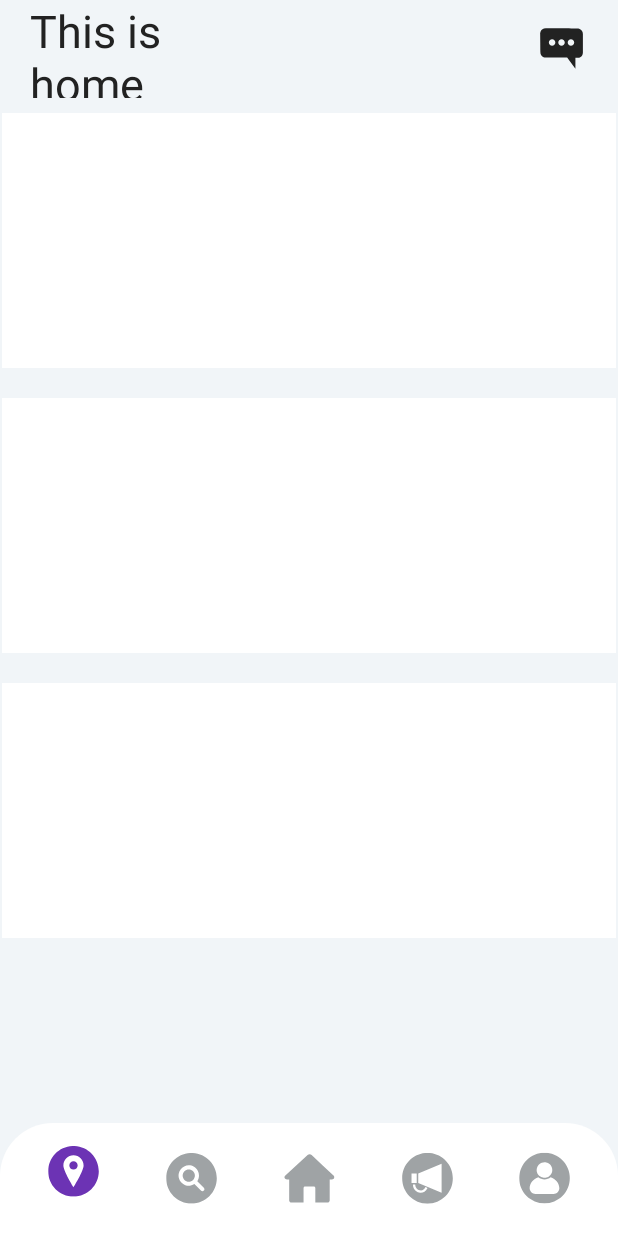
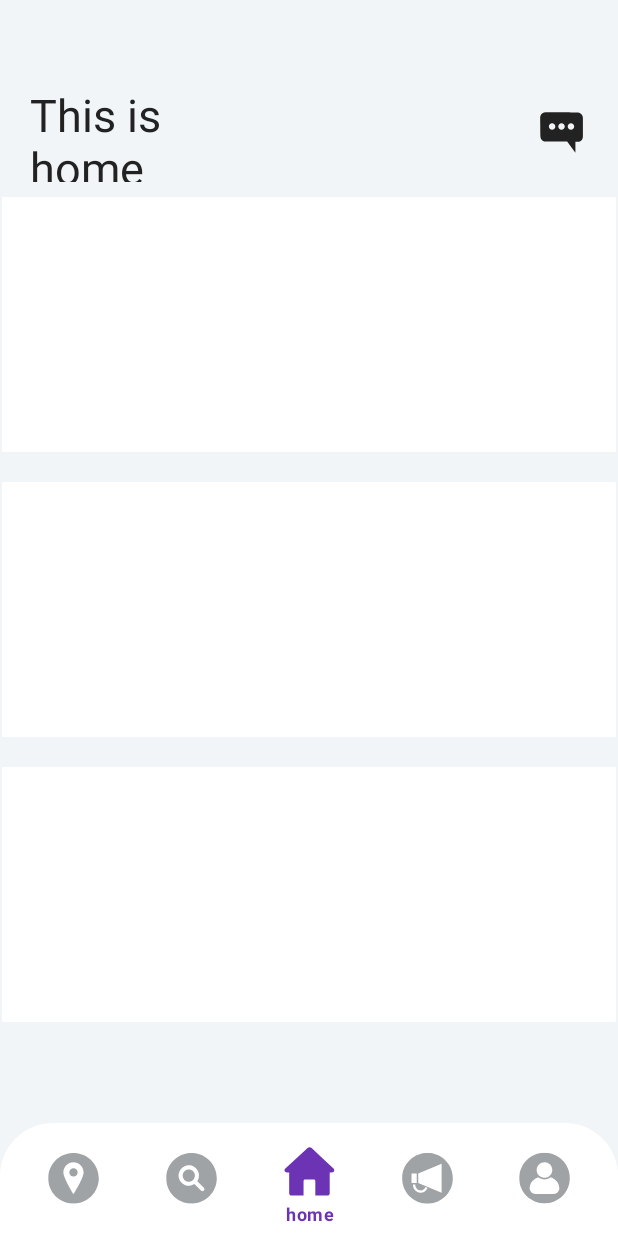
Before and after one commit to H89031/Pawprints_Project, an Android app: the Navigation screen opened directly, with no data from a screen before it, on a phone screen of 412 x 824 dp. Run offline under Robolectric (Android 15) with nearby library versions, the phone set to English and light mode, and no system bars; our stand-ins replace navigation-ui; Roboto replaces fonts that are not available here.

Commit message:
Menu Fragments

```diff
--- a/app/src/main/java/com/example/pawprints/Navigation.kt
+++ b/app/src/main/java/com/example/pawprints/Navigation.kt
@@ -1,28 +1,29 @@
 package com.example.pawprints
 
 import android.os.Bundle
-import androidx.activity.enableEdgeToEdge
-import com.google.android.material.bottomnavigation.BottomNavigationView
 import androidx.appcompat.app.AppCompatActivity
-import androidx.core.view.ViewCompat
-import androidx.core.view.WindowInsetsCompat
 import androidx.navigation.findNavController
-import androidx.navigation.ui.AppBarConfiguration
-import androidx.navigation.ui.setupActionBarWithNavController
+import androidx.navigation.fragment.NavHostFragment
 import androidx.navigation.ui.setupWithNavController
 import com.example.pawprints.databinding.ActivityNavigationBinding
+import com.google.android.material.bottomnavigation.BottomNavigationView
 
 class Navigation : AppCompatActivity() {
+
+
+    private lateinit var binding: ActivityNavigationBinding
+
     override fun onCreate(savedInstanceState: Bundle?) {
         super.onCreate(savedInstanceState)
-        enableEdgeToEdge()
-        setContentView(R.layout.activity_navigation)
+        binding = ActivityNavigationBinding.inflate(layoutInflater)
+        setContentView(binding.root)
 
-        ViewCompat.setOnApplyWindowInsetsListener(findViewById(R.id.container)) { v, insets ->
-            val systemBars = insets.getInsets(WindowInsetsCompat.Type.systemBars())
-            v.setPadding(systemBars.left, systemBars.top, systemBars.right, systemBars.bottom)
-            insets
-        }
+        val navView: BottomNavigationView = binding.navView
+        val navHostFragment =
+            supportFragmentManager.findFragmentById(R.id.nav_host_fragment_activity_navigation) as NavHostFragment
+        val navController = navHostFragment.navController
+        // Passing each menu ID as a set of Ids because each
+        // menu should be considered as top level destinations.
+        navView.setupWithNavController(navController)
     }
-
 }
--- a/app/src/main/res/layout/activity_navigation.xml
+++ b/app/src/main/res/layout/activity_navigation.xml
@@ -1,7 +1,6 @@
 <?xml version="1.0" encoding="utf-8"?>
 <androidx.constraintlayout.widget.ConstraintLayout xmlns:android="http://schemas.android.com/apk/res/android"
     xmlns:app="http://schemas.android.com/apk/res-auto"
-    xmlns:tools="http://schemas.android.com/tools"
     android:id="@+id/container"
     android:layout_width="match_parent"
     android:layout_height="match_parent"
--- a/app/src/main/res/menu/bottom_nav_menu.xml
+++ b/app/src/main/res/menu/bottom_nav_menu.xml
@@ -2,34 +2,34 @@
 <menu xmlns:android="http://schemas.android.com/apk/res/android">
 
     <item
-        android:id="@+id/map"
+        android:id="@+id/navigation_map"
         android:icon="@drawable/ic_nav_map"
-        android:title=""
+        android:title="map"
 
         />
 
     <item
-        android:id="@+id/search"
+        android:id="@+id/navigation_search"
         android:icon="@drawable/ic_nav_search"
-        android:title=""
+        android:title="search"
         />
 
     <item
-        android:id="@+id/home"
+        android:id="@+id/navigation_home"
         android:icon="@drawable/ic_nav_home"
-        android:title=""
+        android:title="home"
         />
 
     <item
-        android:id="@+id/report"
+        android:id="@+id/navigation_report"
         android:icon="@drawable/ic_nav_report"
-        android:title=""
+        android:title="report"
         />
 
     <item
-        android:id="@+id/profile"
+        android:id="@+id/navigation_profile"
         android:icon="@drawable/ic_nav_profile"
-        android:title=""
+        android:title="profile"
         />
 
 </menu>
```
